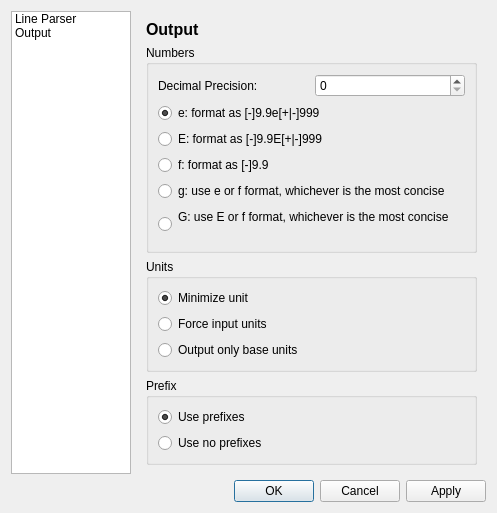
The window that settingsdialog.ui (Rob0xFF/PhyxCalc) describes before a commit, drawn with Qt 5.
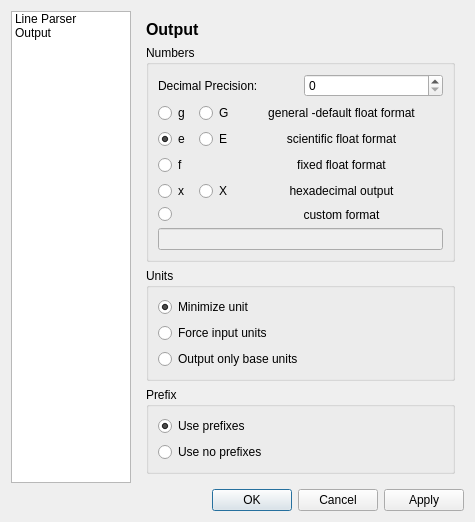
The same window after the commit. Icons and pictures are not drawn.

```diff
--- a/settingsdialog.ui
+++ b/settingsdialog.ui
@@ -6,8 +6,8 @@
    <rect>
     <x>0</x>
     <y>0</y>
-    <width>497</width>
-    <height>457</height>
+    <width>475</width>
+    <height>453</height>
    </rect>
   </property>
   <property name="windowTitle">
@@ -175,43 +175,154 @@
            </layout>
           </item>
           <item>
-           <widget class="QRadioButton" name="formatRadioe">
-            <property name="text">
-             <string>e: format as [-]9.9e[+|-]999</string>
-            </property>
-            <property name="checked">
-             <bool>true</bool>
-            </property>
-           </widget>
-          </item>
-          <item>
-           <widget class="QRadioButton" name="formatRadioE">
-            <property name="text">
-             <string>E: format as [-]9.9E[+|-]999</string>
-            </property>
-           </widget>
-          </item>
-          <item>
-           <widget class="QRadioButton" name="formatRadiof">
-            <property name="text">
-             <string>f: format as [-]9.9</string>
-            </property>
-           </widget>
-          </item>
-          <item>
-           <widget class="QRadioButton" name="formatRadiog">
-            <property name="text">
-             <string>g: use e or f format, whichever is the most concise</string>
-            </property>
-           </widget>
-          </item>
-          <item>
-           <widget class="QRadioButton" name="formatRadioG">
-            <property name="text">
-             <string>G: use E or f format, whichever is the most concise
-</string>
-            </property>
-           </widget>
+           <layout class="QGridLayout" name="gridLayout_2">
+            <item row="2" column="2">
+             <widget class="QLabel" name="label_7">
+              <property name="sizePolicy">
+               <sizepolicy hsizetype="Expanding" vsizetype="Preferred">
+                <horstretch>0</horstretch>
+                <verstretch>0</verstretch>
+               </sizepolicy>
+              </property>
+              <property name="text">
+               <string>fixed float format</string>
+              </property>
+              <property name="alignment">
+               <set>Qt::AlignCenter</set>
+              </property>
+             </widget>
+            </item>
+            <item row="1" column="1">
+             <widget class="QRadioButton" name="formatRadioE">
+              <property name="text">
+               <string>E</string>
+              </property>
+             </widget>
+            </item>
+            <item row="0" column="0">
+             <widget class="QRadioButton" name="formatRadiog">
+              <property name="text">
+               <string>g </string>
+              </property>
+             </widget>
+            </item>
+            <item row="3" column="2">
+             <widget class="QLabel" name="label_6">
+              <property name="sizePolicy">
+               <sizepolicy hsizetype="Expanding" vsizetype="Preferred">
+                <horstretch>0</horstretch>
+                <verstretch>0</verstretch>
+               </sizepolicy>
+              </property>
+              <property name="text">
+               <string>hexadecimal output</string>
+              </property>
+              <property name="alignment">
+               <set>Qt::AlignCenter</set>
+              </property>
+             </widget>
+            </item>
+            <item row="3" column="1">
+             <widget class="QRadioButton" name="formatRadioX">
+              <property name="text">
+               <string>X</string>
+              </property>
+             </widget>
+            </item>
+            <item row="2" column="0">
+             <widget class="QRadioButton" name="formatRadiof">
+              <property name="text">
+               <string>f</string>
+              </property>
+             </widget>
+            </item>
+            <item row="1" column="0">
+             <widget class="QRadioButton" name="formatRadioe">
+              <property name="text">
+               <string>e</string>
+              </property>
+              <property name="checked">
+               <bool>true</bool>
+              </property>
+             </widget>
+            </item>
+            <item row="0" column="1">
+             <widget class="QRadioButton" name="formatRadioG">
+              <property name="sizePolicy">
+               <sizepolicy hsizetype="Minimum" vsizetype="Fixed">
+                <horstretch>0</horstretch>
+                <verstretch>0</verstretch>
+               </sizepolicy>
+              </property>
+              <property name="text">
+               <string>G</string>
+              </property>
+             </widget>
+            </item>
+            <item row="1" column="2">
+             <widget class="QLabel" name="label_5">
+              <property name="sizePolicy">
+               <sizepolicy hsizetype="Expanding" vsizetype="Preferred">
+                <horstretch>0</horstretch>
+                <verstretch>0</verstretch>
+               </sizepolicy>
+              </property>
+              <property name="text">
+               <string>scientific float format</string>
+              </property>
+              <property name="alignment">
+               <set>Qt::AlignCenter</set>
+              </property>
+             </widget>
+            </item>
+            <item row="4" column="0">
+             <widget class="QRadioButton" name="formatRadioCustom">
+              <property name="text">
+               <string/>
+              </property>
+             </widget>
+            </item>
+            <item row="0" column="2">
+             <widget class="QLabel" name="label_4">
+              <property name="sizePolicy">
+               <sizepolicy hsizetype="Expanding" vsizetype="Preferred">
+                <horstretch>0</horstretch>
+                <verstretch>0</verstretch>
+               </sizepolicy>
+              </property>
+              <property name="text">
+               <string>general -default float format</string>
+              </property>
+              <property name="alignment">
+               <set>Qt::AlignCenter</set>
+              </property>
+             </widget>
+            </item>
+            <item row="3" column="0">
+             <widget class="QRadioButton" name="formatRadiox">
+              <property name="text">
+               <string>x</string>
+              </property>
+             </widget>
+            </item>
+            <item row="5" column="0" colspan="3">
+             <widget class="QLineEdit" name="formatCustomEdit">
+              <property name="enabled">
+               <bool>false</bool>
+              </property>
+             </widget>
+            </item>
+            <item row="4" column="2">
+             <widget class="QLabel" name="label_8">
+              <property name="text">
+               <string>custom format</string>
+              </property>
+              <property name="alignment">
+               <set>Qt::AlignCenter</set>
+              </property>
+             </widget>
+            </item>
+           </layout>
           </item>
          </layout>
         </widget>
```
Left out of the diff: 2 changed lines with no effect on the pictures.
